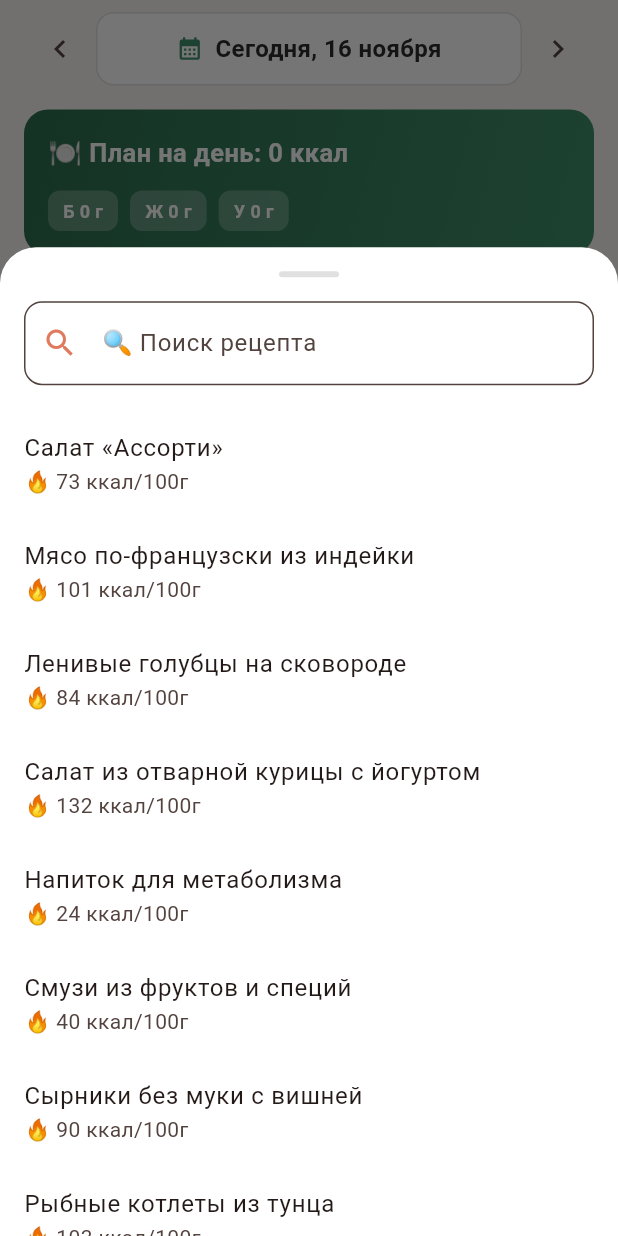
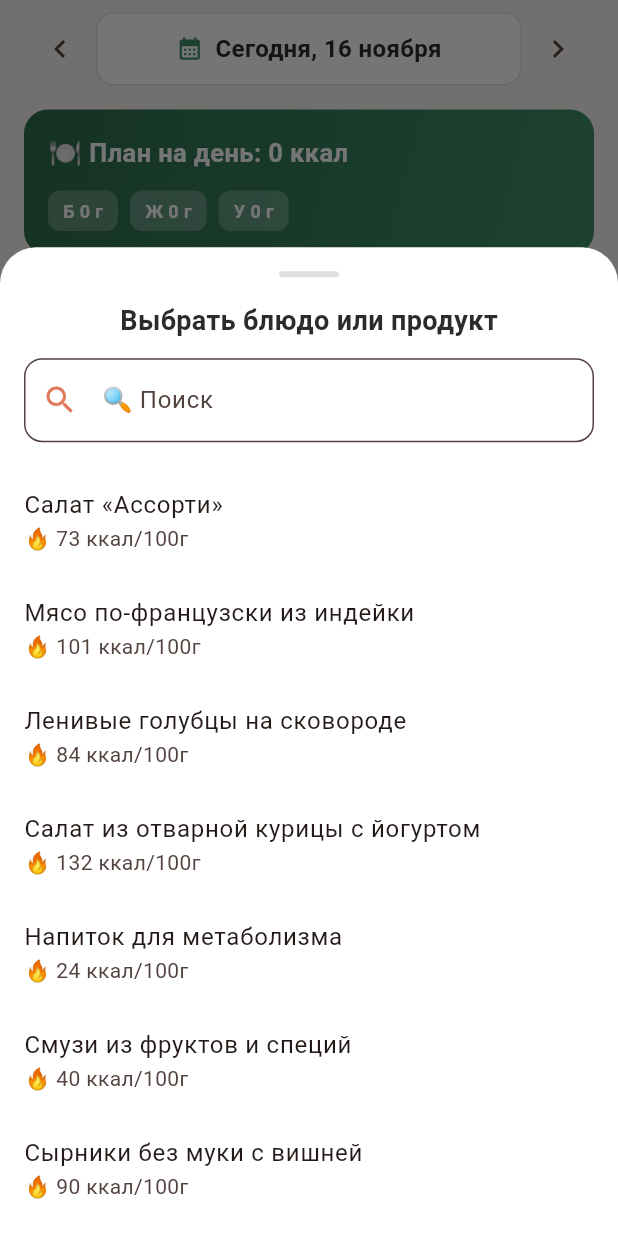
Before and after one commit to derPrivet/menu_app, a Flutter app: the PlannerTab widget shown alone on an empty page, opened directly, after a tap on "Добавить блюдо в план", on a phone screen of 412 x 824 dp. Run offline on Flutter 3.47's test engine with Material 3 defaults, Android fonts, the phone set to English and light mode, and no system bars; our stand-ins replace file_picker, fl_chart, flutter_local_notifications, permission_handler, share_plus, shared_preferences and 1 more; accounts and stored records are empty.

Commit message:
Fix unified planner list

```diff
--- a/lib/widgets/planner_tab.dart
+++ b/lib/widgets/planner_tab.dart
@@ -16,7 +16,7 @@ const _plannerGradient = LinearGradient(
   colors: [Color(0xFF2D6E4F), Color(0xFF3F8F6B)],
 );
 
-// Вспомогательный класс для выбора продуктов (свои + базовые)
+// Вспомогательный класс для выбора продуктов (свои + базовые + рецепты)
 class _ProductSource {
   final String id;
   final String title;
@@ -59,14 +59,12 @@ class _PlannerTabState extends State<PlannerTab> {
     diaryVersionNotifier.addListener(_onGlobalUpdate);
   }
 
-  // ДОБАВЛЕНО: Отписываемся от уведомлений при уничтожении вкладки
   @override
   void dispose() {
     diaryVersionNotifier.removeListener(_onGlobalUpdate);
     super.dispose();
   }
 
-  // ДОБАВЛЕНО: Метод, который вызывается при сигнале обновления
   void _onGlobalUpdate() {
     _loadPlan();
     _loadUserProducts();
@@ -94,7 +92,6 @@ class _PlannerTabState extends State<PlannerTab> {
   List<_ProductSource> get _allProducts {
     final list = <_ProductSource>[];
 
-    // 1. Личные продукты (Йогурт и т.д.)
     for (final p in _userProducts) {
       list.add(
         _ProductSource(
@@ -108,7 +105,6 @@ class _PlannerTabState extends State<PlannerTab> {
       );
     }
 
-    // 2. Базовые продукты (Яблоко, Банан, Гречка и т.д.)
     for (final p in basicProducts) {
       list.add(
         _ProductSource(
@@ -121,6 +117,30 @@ class _PlannerTabState extends State<PlannerTab> {
         ),
       );
     }
+
+    return list;
+  }
+
+  // Объединенный список (Рецепты + Продукты) для зеленой кнопки
+  List<_ProductSource> get _allItems {
+    final list = <_ProductSource>[];
+
+    // Добавляем рецепты
+    for (final r in widget.allRecipes) {
+      list.add(
+        _ProductSource(
+          id: r.id,
+          title: r.title,
+          kcal100: r.kcal100,
+          protein100: r.protein100,
+          fat100: r.fat100,
+          carb100: r.carb100,
+        ),
+      );
+    }
+
+    // Добавляем продукты (свои + базовые)
+    list.addAll(_allProducts);
 
     return list;
   }
@@ -158,7 +178,6 @@ class _PlannerTabState extends State<PlannerTab> {
   ({int kcal, int protein, int fat, int carb}) _calcNutrients(
     PlannedMeal meal,
   ) {
-    // 1. Проверяем личные продукты
     if (meal.recipeId.startsWith('user_product_')) {
       final productId = meal.recipeId.replaceFirst('user_product_', '');
       try {
@@ -175,7 +194,6 @@ class _PlannerTabState extends State<PlannerTab> {
       }
     }
 
-    // 2. Проверяем базовые продукты
     if (meal.recipeId.startsWith('product_')) {
       final productId = meal.recipeId.replaceFirst('product_', '');
       try {
@@ -192,7 +210,6 @@ class _PlannerTabState extends State<PlannerTab> {
       }
     }
 
-    // 3. Иначе ищем в рецептах
     final recipe = _findRecipe(meal.recipeId);
     if (recipe == null) return (kcal: 0, protein: 0, fat: 0, carb: 0);
 
@@ -211,29 +228,35 @@ class _PlannerTabState extends State<PlannerTab> {
   int get _totalFat => _plan.fold(0, (s, m) => s + _calcNutrients(m).fat);
   int get _totalCarb => _plan.fold(0, (s, m) => s + _calcNutrients(m).carb);
 
+  // ЗЕЛЕНАЯ КНОПКА: Объединенный список
   Future<void> _addMeal(String mealType) async {
-    final recipe = await showModalBottomSheet<Recipe>(
+    final allItems = _allItems;
+
+    final selected = await showModalBottomSheet<_ProductSource>(
       context: context,
       isScrollControlled: true,
       backgroundColor: Colors.transparent,
-      builder: (ctx) => _RecipePickerSheet(recipes: widget.allRecipes),
+      builder: (ctx) => _ProductPickerSheet(
+        products: allItems,
+        title: 'Выбрать блюдо или продукт',
+      ),
     );
-    if (recipe == null || !mounted) return;
+    if (selected == null || !mounted) return;
 
     final weight = await showModalBottomSheet<double>(
       context: context,
       isScrollControlled: true,
       backgroundColor: Colors.transparent,
       builder: (ctx) =>
-          _WeightInputSheet(title: recipe.title, kcal100: recipe.kcal100),
+          _WeightInputSheet(title: selected.title, kcal100: selected.kcal100),
     );
     if (weight == null || !mounted) return;
 
     final newMeal = PlannedMeal(
       id: DateTime.now().microsecondsSinceEpoch.toString(),
       mealType: mealType,
-      recipeId: recipe.id,
-      recipeTitle: recipe.title,
+      recipeId: selected.id,
+      recipeTitle: selected.title,
       weight: weight,
     );
 
@@ -241,6 +264,7 @@ class _PlannerTabState extends State<PlannerTab> {
     await PlannerStorage.savePlan(_date, _plan);
   }
 
+  // ОРАНЖЕВАЯ КНОПКА: Только продукты
   Future<void> _addUserProduct(String mealType) async {
     final allProds = _allProducts;
     if (allProds.isEmpty) {
@@ -254,7 +278,10 @@ class _PlannerTabState extends State<PlannerTab> {
       context: context,
       isScrollControlled: true,
       backgroundColor: Colors.transparent,
-      builder: (ctx) => _ProductPickerSheet(products: allProds),
+      builder: (ctx) => _ProductPickerSheet(
+        products: allProds,
+        title: 'Выбрать продукт',
+      ),
     );
     if (product == null || !mounted) return;
 
@@ -736,22 +763,23 @@ class _PlannerTabState extends State<PlannerTab> {
   }
 }
 
-// ============ ВЫБОР РЕЦЕПТА ============
-class _RecipePickerSheet extends StatefulWidget {
-  final List<Recipe> recipes;
-  const _RecipePickerSheet({required this.recipes});
+// ============ ВЫБОР (ОБЪЕДИНЕННЫЙ СПИСОК) ============
+class _ProductPickerSheet extends StatefulWidget {
+  final List<_ProductSource> products;
+  final String title;
+  const _ProductPickerSheet({required this.products, required this.title});
 
   @override
-  State<_RecipePickerSheet> createState() => _RecipePickerSheetState();
+  State<_ProductPickerSheet> createState() => _ProductPickerSheetState();
 }
 
-class _RecipePickerSheetState extends State<_RecipePickerSheet> {
+class _ProductPickerSheetState extends State<_ProductPickerSheet> {
   String _query = '';
 
   @override
   Widget build(BuildContext context) {
-    final filtered = widget.recipes
-        .where((r) => r.title.toLowerCase().contains(_query.toLowerCase()))
+    final filtered = widget.products
+        .where((p) => p.title.toLowerCase().contains(_query.toLowerCase()))
         .toList();
 
     return Container(
@@ -777,91 +805,19 @@ class _RecipePickerSheetState extends State<_RecipePickerSheet> {
                   ),
                 ),
                 const SizedBox(height: 16),
+                Text(
+                  widget.title,
+                  style: TextStyle(
+                    fontSize: 18,
+                    fontWeight: FontWeight.bold,
+                    color: AppColors.textPrimary(context),
+                  ),
+                ),
+                const SizedBox(height: 12),
                 TextField(
                   onChanged: (v) => setState(() => _query = v),
                   decoration: InputDecoration(
-                    hintText: '🔍 Поиск рецепта',
-                    prefixIcon: const Icon(
-                      Icons.search,
-                      color: Color(0xFFE07A5F),
-                    ),
-                    filled: true,
-                    fillColor: AppColors.fieldBg(context),
-                    border: OutlineInputBorder(
-                      borderRadius: BorderRadius.circular(12),
-                    ),
-                  ),
-                ),
-              ],
-            ),
-          ),
-          Expanded(
-            child: ListView.builder(
-              itemCount: filtered.length,
-              itemBuilder: (_, i) {
-                final r = filtered[i];
-                return Material(
-                  color: Colors.transparent,
-                  child: ListTile(
-                    title: Text(r.title),
-                    subtitle: Text('🔥 ${r.kcal100.toInt()} ккал/100г'),
-                    onTap: () => Navigator.pop(context, r),
-                  ),
-                );
-              },
-            ),
-          ),
-        ],
-      ),
-    );
-  }
-}
-
-// ============ ВЫБОР ПРОДУКТА (СВОИ + БАЗОВЫЕ) ============
-class _ProductPickerSheet extends StatefulWidget {
-  final List<_ProductSource> products;
-  const _ProductPickerSheet({required this.products});
-
-  @override
-  State<_ProductPickerSheet> createState() => _ProductPickerSheetState();
-}
-
-class _ProductPickerSheetState extends State<_ProductPickerSheet> {
-  String _query = '';
-
-  @override
-  Widget build(BuildContext context) {
-    final filtered = widget.products
-        .where((p) => p.title.toLowerCase().contains(_query.toLowerCase()))
-        .toList();
-
-    return Container(
-      height: MediaQuery.of(context).size.height * 0.7,
-      decoration: BoxDecoration(
-        color: AppColors.cardBg(context),
-        borderRadius: const BorderRadius.vertical(top: Radius.circular(24)),
-      ),
-      child: Column(
-        children: [
-          Padding(
-            padding: const EdgeInsets.all(16),
-            child: Column(
-              children: [
-                Center(
-                  child: Container(
-                    width: 40,
-                    height: 4,
-                    decoration: BoxDecoration(
-                      color: AppColors.border(context),
-                      borderRadius: BorderRadius.circular(2),
-                    ),
-                  ),
-                ),
-                const SizedBox(height: 16),
-                TextField(
-                  onChanged: (v) => setState(() => _query = v),
-                  decoration: InputDecoration(
-                    hintText: '🔍 Поиск продукта',
+                    hintText: '🔍 Поиск',
                     prefixIcon: const Icon(
                       Icons.search,
                       color: Color(0xFFE07A5F),
```
